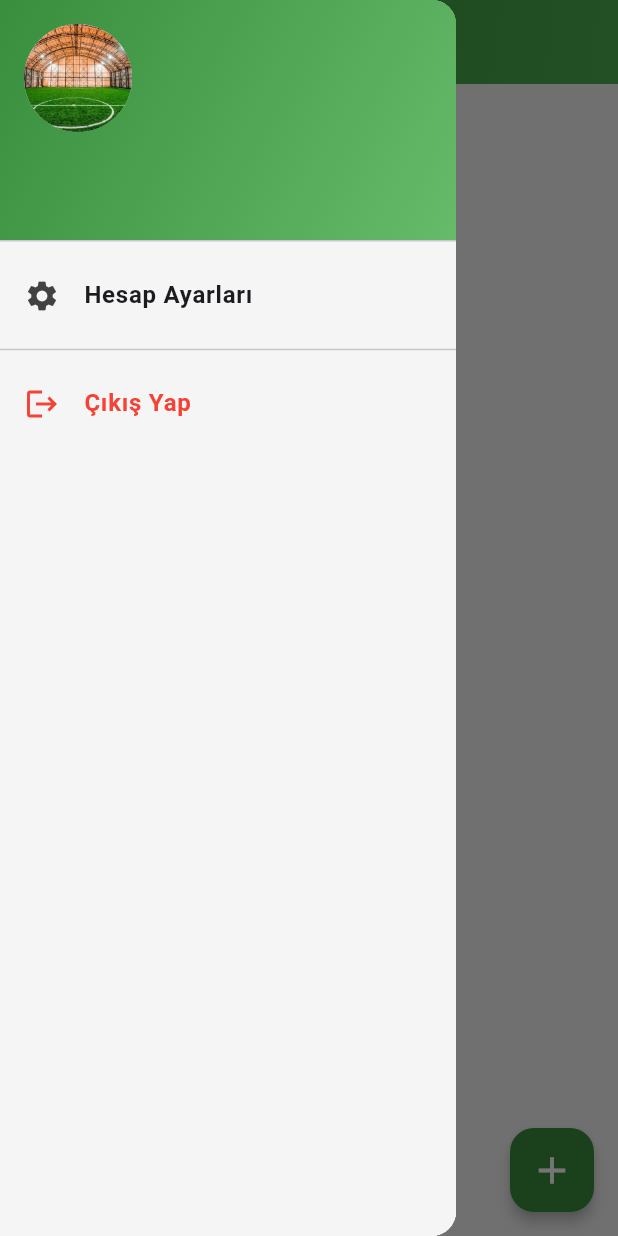
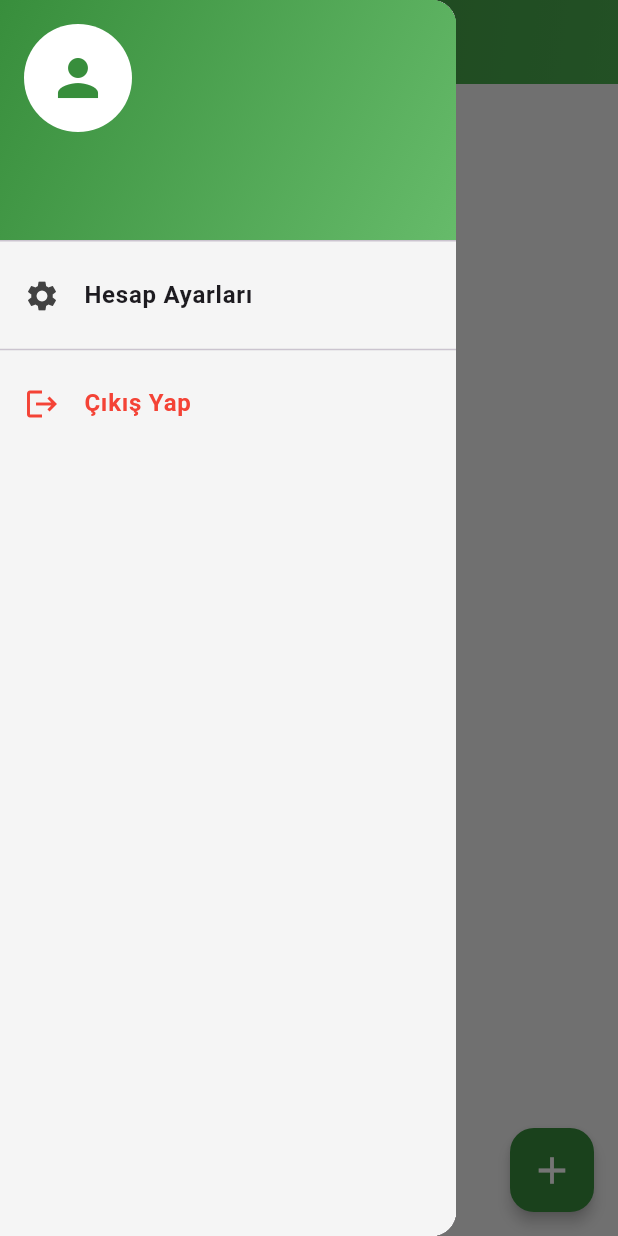
Before and after one commit to cembarisozden/toplansin_version1, a Flutter app: the OwnerMainPage screen opened directly with empty values, with the side drawer open, on a phone screen of 412 x 824 dp. Run offline on Flutter 3.47's test engine with Material 3 defaults, Android fonts, the phone set to English and light mode, and no system bars; our stand-ins replace badges, cloud_firestore, cloud_functions, firebase_auth, firebase_core, firebase_messaging and 4 more; accounts and stored records are empty; network calls fail.

Commit message:
ÖNEMLİ UPDATELER

```diff
--- a/lib/data/entitiy/reviews.dart
+++ b/lib/data/entitiy/reviews.dart
@@ -33,7 +33,7 @@ class Reviews {
     return Reviews(
       docId: doc.id, // dokümanın benzersiz Firestore ID'si
       comment: json['comment'] as String,
-      rating: (json['rating'] as num).toDouble(),
+      rating: (json['rating'] ?? 0).toDouble(),
       datetime: (json['datetime'] as Timestamp).toDate(),
       user_id: json['user_id'] as String,
       user_name: json['user_name'] as String,
--- a/lib/ui/owner_views/owner_halisaha_page.dart
+++ b/lib/ui/owner_views/owner_halisaha_page.dart
@@ -850,7 +850,7 @@ class _OwnerHalisahaPageState extends State<OwnerHalisahaPage> {
                                                     );
                                                   } else {
                                                     _showSubscriptionDialog(
-                                                        context, matchingDoc!);
+                                                        context, matchingDoc);
                                                   }
                                                 },
                                                 style: ElevatedButton.styleFrom(
--- a/lib/ui/owner_views/owner_main_page.dart
+++ b/lib/ui/owner_views/owner_main_page.dart
@@ -166,7 +166,12 @@ class _OwnerMainPageState extends State<OwnerMainPage> {
                 ),
                 accountEmail: Text(widget.currentOwner.email),
                 currentAccountPicture: CircleAvatar(
-                  backgroundImage: AssetImage("assets/halisaha_images/halisaha0.jpg"),
+                  backgroundColor: Colors.white,
+                  child: Icon(
+                    Icons.person,
+                    size: 40,
+                    color: Colors.green.shade700,
+                  ),
                 ),
                 decoration: BoxDecoration(
                   gradient: LinearGradient(
--- a/lib/ui/owner_views/owner_past_reservation_page.dart
+++ b/lib/ui/owner_views/owner_past_reservation_page.dart
@@ -3,7 +3,6 @@ import 'package:flutter/material.dart';
 import 'package:toplansin/core/errors/app_error_handler.dart';
 import 'package:toplansin/data/entitiy/reservation.dart';
 import 'package:toplansin/services/time_service.dart';
-import 'package:toplansin/ui/user_views/user_reservation_detail_page.dart';
 import 'package:toplansin/ui/user_views/user_reservations_page.dart';
 
 enum DateFilter { all, today, last7Days, thisMonth }
@@ -65,7 +64,7 @@ class _OwnerPastReservationsPageState extends State<OwnerPastReservationsPage>
       final dt = _parse(r.reservationDateTime);
       final matchDate = start == null || (dt != null && dt.isAfter(start));
       final matchSearch =
-          r.userName?.toLowerCase().contains(_search.toLowerCase()) ?? false;
+          r.userName.toLowerCase().contains(_search.toLowerCase()) ?? false;
       return matchDate && matchSearch;
     }).toList();
   }
--- a/lib/ui/owner_views/owner_past_subscriptions.dart
+++ b/lib/ui/owner_views/owner_past_subscriptions.dart
@@ -32,7 +32,7 @@ class _OwnerPastSubscriptionsPageState extends State<OwnerPastSubscriptionsPage>
           .get();
 
       return snap.docs
-          .map((d) => Subscription.fromMap(d.data() as Map<String, dynamic>, d.id))
+          .map((d) => Subscription.fromMap(d.data(), d.id))
           .toList();
     } catch (e) {
       print("Hata oluştu: $e");
--- a/lib/ui/user_views/subscribe_page.dart
+++ b/lib/ui/user_views/subscribe_page.dart
@@ -35,7 +35,7 @@ class _SubscribePageState extends State<SubscribePage> {
     Color(0xFF64B5F6),
   ];
 
-  bool get canMakeReservation => selectedDay != null && selectedTime != null;
+  bool get canMakeReservation => selectedTime != null;
 
   void showSubscriptionConfirmationDialog(BuildContext contextt) {
     final selectedDayText = daysOfWeek[selectedDay]['full'];
@@ -529,7 +529,7 @@ class _SubscribePageState extends State<SubscribePage> {
                     ),
                     const SizedBox(height: 20),
 
-                    if (selectedDay != null && selectedTime != null)
+                    if (selectedTime != null)
                       Padding(
                         padding: const EdgeInsets.symmetric(
                             horizontal: 16.0, vertical: 12),
@@ -548,7 +548,7 @@ class _SubscribePageState extends State<SubscribePage> {
                               const SizedBox(width: 12),
                               Expanded(
                                 child: Text(
-                                  '${daysOfWeek[selectedDay!]['full']} günü, $selectedTime saatine abone olacaksınız.',
+                                  '${daysOfWeek[selectedDay]['full']} günü, $selectedTime saatine abone olacaksınız.',
                                   style: const TextStyle(
                                     color: Colors.black87,
                                     fontSize: 14,
--- a/lib/ui/user_views/user_notification_panel.dart
+++ b/lib/ui/user_views/user_notification_panel.dart
@@ -1,12 +1,7 @@
-import 'dart:async';
-import 'package:cloud_firestore/cloud_firestore.dart';
-import 'package:firebase_auth/firebase_auth.dart';
 import 'package:flutter/material.dart';
 import 'package:provider/provider.dart';
 import 'package:toplansin/core/providers/UserNotificationProvider.dart';
 import 'package:toplansin/data/entitiy/person.dart';
-import 'package:toplansin/data/entitiy/reservation.dart';
-import 'package:toplansin/services/time_service.dart';
 import 'package:toplansin/ui/user_views/subscription_detail_page.dart';
 import 'package:toplansin/ui/user_views/user_reservation_detail_page.dart';
 import 'package:toplansin/ui/user_views/user_reservations_page.dart';
--- a/pubspec.yaml
+++ b/pubspec.yaml
@@ -69,7 +69,6 @@ flutter_icons:
 flutter:
   assets:
     - assets/
-    - assets/halisaha_images/
   generate: true
   fonts:
     - family: Audiowide
```
Also changed, not shown: lib/ui/user_views/hali_saha_detail_page.dart (+49 -24 lines), assets/halisaha_images/halisaha0.jpg (deleted), assets/halisaha_images/halisaha1.jpg (deleted), assets/halisaha_images/halisaha2.jpg (deleted), assets/halisaha_images/halisaha3.jpg (deleted), assets/halisaha_images/halisaha4.jpg (deleted), 4 other files.
